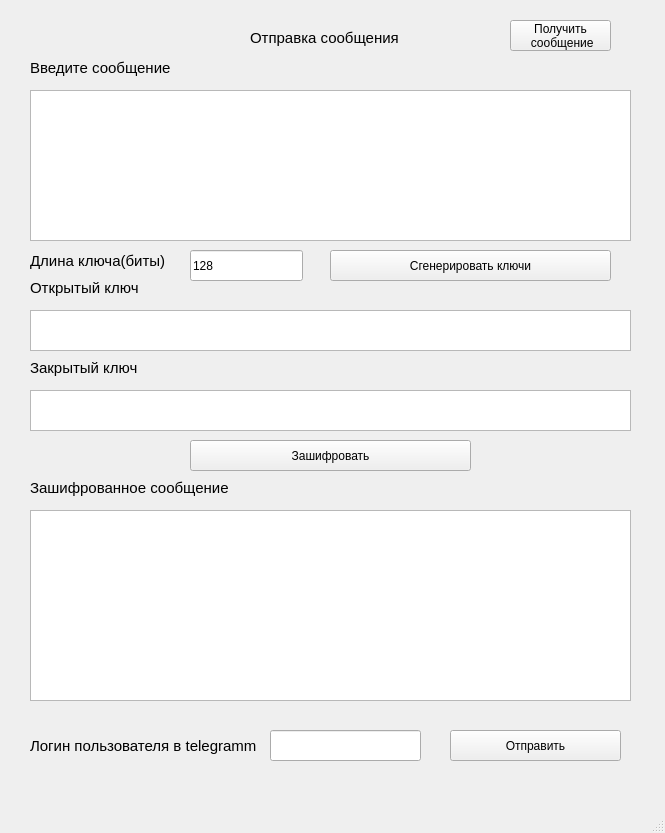
First picture: the form in UI/client.ui, repository Scykorr/dmitr_community_encrypt, before the edit.
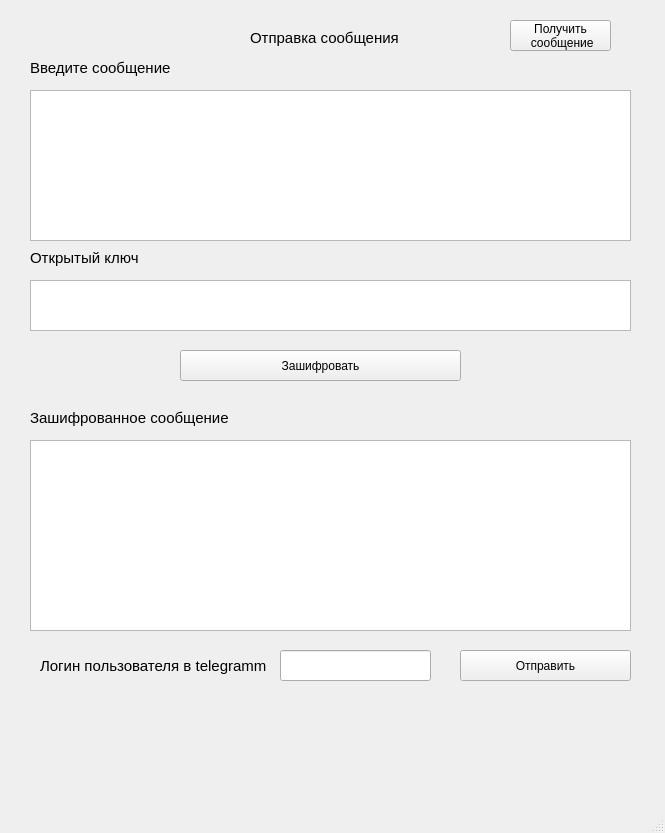
Second picture: the form after the edit. The open tabs and pages were chosen to show the change.

Patch:
```diff
--- a/UI/client.ui
+++ b/UI/client.ui
@@ -20,7 +20,7 @@
       <x>20</x>
       <y>20</y>
       <width>621</width>
-      <height>751</height>
+      <height>771</height>
      </rect>
     </property>
     <property name="currentIndex">
@@ -55,29 +55,11 @@
        <string>Введите сообщение</string>
       </property>
      </widget>
-     <widget class="QLabel" name="label_2">
-      <property name="geometry">
-       <rect>
-        <x>10</x>
-        <y>260</y>
-        <width>151</width>
-        <height>16</height>
-       </rect>
-      </property>
-      <property name="font">
-       <font>
-        <pointsize>11</pointsize>
-       </font>
-      </property>
-      <property name="text">
-       <string>Открытый ключ</string>
-      </property>
-     </widget>
      <widget class="QPushButton" name="pushButton_cypher">
       <property name="geometry">
        <rect>
-        <x>170</x>
-        <y>420</y>
+        <x>160</x>
+        <y>330</y>
         <width>281</width>
         <height>31</height>
        </rect>
@@ -90,27 +72,17 @@
       <property name="geometry">
        <rect>
         <x>10</x>
-        <y>490</y>
+        <y>420</y>
         <width>601</width>
         <height>191</height>
        </rect>
       </property>
      </widget>
-     <widget class="QPlainTextEdit" name="plainTextEdit_public_key">
-      <property name="geometry">
-       <rect>
-        <x>10</x>
-        <y>290</y>
-        <width>601</width>
-        <height>41</height>
-       </rect>
-      </property>
-     </widget>
      <widget class="QLabel" name="label_3">
       <property name="geometry">
        <rect>
         <x>10</x>
-        <y>460</y>
+        <y>390</y>
         <width>201</width>
         <height>16</height>
        </rect>
@@ -124,78 +96,6 @@
        <string>Зашифрованное сообщение</string>
       </property>
      </widget>
-     <widget class="QPushButton" name="pushButton_gen_keys">
-      <property name="geometry">
-       <rect>
-        <x>310</x>
-        <y>230</y>
-        <width>281</width>
-        <height>31</height>
-       </rect>
-      </property>
-      <property name="text">
-       <string>Сгенерировать ключи</string>
-      </property>
-     </widget>
-     <widget class="QLabel" name="label_4">
-      <property name="geometry">
-       <rect>
-        <x>10</x>
-        <y>340</y>
-        <width>151</width>
-        <height>16</height>
-       </rect>
-      </property>
-      <property name="font">
-       <font>
-        <pointsize>11</pointsize>
-       </font>
-      </property>
-      <property name="text">
-       <string>Закрытый ключ</string>
-      </property>
-     </widget>
-     <widget class="QPlainTextEdit" name="plainTextEdit_private_key">
-      <property name="geometry">
-       <rect>
-        <x>10</x>
-        <y>370</y>
-        <width>601</width>
-        <height>41</height>
-       </rect>
-      </property>
-     </widget>
-     <widget class="QLineEdit" name="lineEdit_key_len">
-      <property name="geometry">
-       <rect>
-        <x>170</x>
-        <y>230</y>
-        <width>113</width>
-        <height>31</height>
-       </rect>
-      </property>
-      <property name="text">
-       <string>128</string>
-      </property>
-     </widget>
-     <widget class="QLabel" name="label_5">
-      <property name="geometry">
-       <rect>
-        <x>10</x>
-        <y>230</y>
-        <width>141</width>
-        <height>21</height>
-       </rect>
-      </property>
-      <property name="font">
-       <font>
-        <pointsize>11</pointsize>
-       </font>
-      </property>
-      <property name="text">
-       <string>Длина ключа(биты)</string>
-      </property>
-     </widget>
      <widget class="QLabel" name="label_6">
       <property name="geometry">
        <rect>
@@ -231,8 +131,8 @@
      <widget class="QPushButton" name="pushButton">
       <property name="geometry">
        <rect>
-        <x>430</x>
-        <y>710</y>
+        <x>440</x>
+        <y>630</y>
         <width>171</width>
         <height>31</height>
        </rect>
@@ -244,8 +144,8 @@
      <widget class="QLineEdit" name="lineEdit_tg_username">
       <property name="geometry">
        <rect>
-        <x>250</x>
-        <y>710</y>
+        <x>260</x>
+        <y>630</y>
         <width>151</width>
         <height>31</height>
        </rect>
@@ -254,8 +154,8 @@
      <widget class="QLabel" name="label_11">
       <property name="geometry">
        <rect>
-        <x>10</x>
-        <y>710</y>
+        <x>20</x>
+        <y>630</y>
         <width>231</width>
         <height>31</height>
        </rect>
@@ -269,6 +169,34 @@
        <string>Логин пользователя в telegramm</string>
       </property>
      </widget>
+     <widget class="QPlainTextEdit" name="plainTextEdit_public_key_on_get">
+      <property name="geometry">
+       <rect>
+        <x>10</x>
+        <y>260</y>
+        <width>601</width>
+        <height>51</height>
+       </rect>
+      </property>
+     </widget>
+     <widget class="QLabel" name="label_9">
+      <property name="geometry">
+       <rect>
+        <x>10</x>
+        <y>230</y>
+        <width>181</width>
+        <height>16</height>
+       </rect>
+      </property>
+      <property name="font">
+       <font>
+        <pointsize>11</pointsize>
+       </font>
+      </property>
+      <property name="text">
+       <string>Открытый ключ</string>
+      </property>
+     </widget>
     </widget>
     <widget class="QWidget" name="page_2">
      <widget class="QLabel" name="label_7">
@@ -331,34 +259,6 @@
        </rect>
       </property>
      </widget>
-     <widget class="QLabel" name="label_9">
-      <property name="geometry">
-       <rect>
-        <x>10</x>
-        <y>290</y>
-        <width>181</width>
-        <height>16</height>
-       </rect>
-      </property>
-      <property name="font">
-       <font>
-        <pointsize>11</pointsize>
-       </font>
-      </property>
-      <property name="text">
-       <string>Открытый ключ</string>
-      </property>
-     </widget>
-     <widget class="QPlainTextEdit" name="plainTextEdit_public_key_on_get">
-      <property name="geometry">
-       <rect>
-        <x>10</x>
-        <y>320</y>
-        <width>601</width>
-        <height>51</height>
-       </rect>
-      </property>
-     </widget>
      <widget class="QLabel" name="label_10">
       <property name="geometry">
        <rect>
@@ -400,6 +300,106 @@
        <string>Расшифровать</string>
       </property>
      </widget>
+     <widget class="QPlainTextEdit" name="plainTextEdit_public_key">
+      <property name="geometry">
+       <rect>
+        <x>10</x>
+        <y>310</y>
+        <width>601</width>
+        <height>41</height>
+       </rect>
+      </property>
+     </widget>
+     <widget class="QLabel" name="label_2">
+      <property name="geometry">
+       <rect>
+        <x>10</x>
+        <y>280</y>
+        <width>151</width>
+        <height>16</height>
+       </rect>
+      </property>
+      <property name="font">
+       <font>
+        <pointsize>11</pointsize>
+       </font>
+      </property>
+      <property name="text">
+       <string>Открытый ключ</string>
+      </property>
+     </widget>
+     <widget class="QLineEdit" name="lineEdit_key_len">
+      <property name="geometry">
+       <rect>
+        <x>170</x>
+        <y>220</y>
+        <width>113</width>
+        <height>31</height>
+       </rect>
+      </property>
+      <property name="text">
+       <string>128</string>
+      </property>
+     </widget>
+     <widget class="QPlainTextEdit" name="plainTextEdit_private_key">
+      <property name="geometry">
+       <rect>
+        <x>10</x>
+        <y>390</y>
+        <width>601</width>
+        <height>41</height>
+       </rect>
+      </property>
+     </widget>
+     <widget class="QLabel" name="label_5">
+      <property name="geometry">
+       <rect>
+        <x>10</x>
+        <y>220</y>
+        <width>141</width>
+        <height>21</height>
+       </rect>
+      </property>
+      <property name="font">
+       <font>
+        <pointsize>11</pointsize>
+       </font>
+      </property>
+      <property name="text">
+       <string>Длина ключа(биты)</string>
+      </property>
+     </widget>
+     <widget class="QLabel" name="label_4">
+      <property name="geometry">
+       <rect>
+        <x>10</x>
+        <y>360</y>
+        <width>151</width>
+        <height>16</height>
+       </rect>
+      </property>
+      <property name="font">
+       <font>
+        <pointsize>11</pointsize>
+       </font>
+      </property>
+      <property name="text">
+       <string>Закрытый ключ</string>
+      </property>
+     </widget>
+     <widget class="QPushButton" name="pushButton_gen_keys">
+      <property name="geometry">
+       <rect>
+        <x>310</x>
+        <y>220</y>
+        <width>281</width>
+        <height>31</height>
+       </rect>
+      </property>
+      <property name="text">
+       <string>Сгенерировать ключи</string>
+      </property>
+     </widget>
     </widget>
    </widget>
   </widget>
```
Left out of the diff: 14 changed lines with no effect on the pictures.
